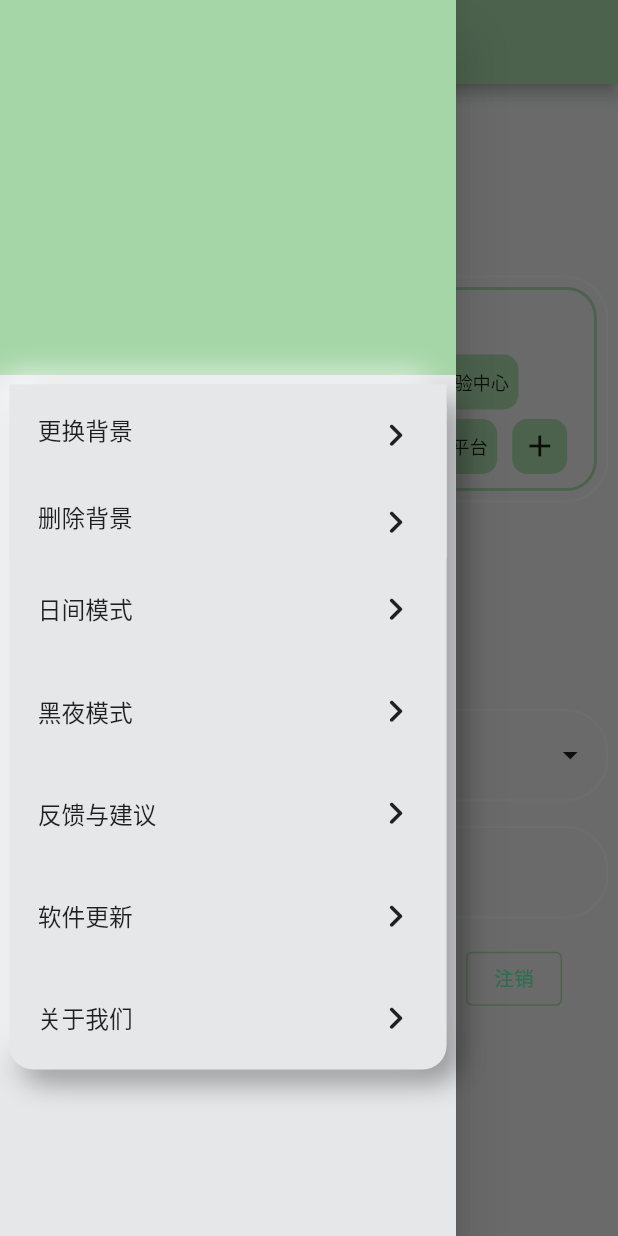
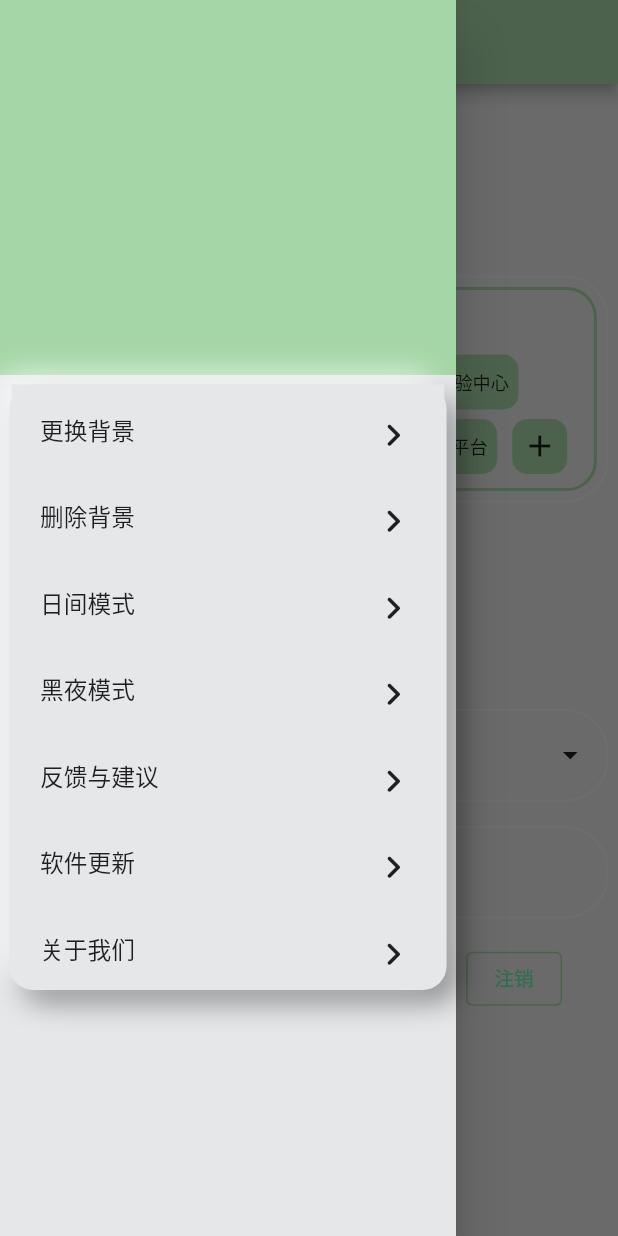
Before and after one commit to VaIOReTto1/CumtLogin, a Flutter app: the screen it shows after launch, with the side drawer open, on a phone screen of 412 x 824 dp. Run offline on Flutter 3.47's test engine with Material 2 defaults, Android fonts, the phone set to English and light mode, and no system bars; our stand-ins replace cached_network_image, dio, flutter_screenutil, image_picker, material_design_icons_flutter, package_info and 1 more; missing offline and left inert: flutter_picker; network calls fail.

Commit message:
optimize:更改抽屉按钮大小
optimize:更改抽屉按钮大小

```diff
--- a/lib/drawer/drawer_button.dart
+++ b/lib/drawer/drawer_button.dart
@@ -22,7 +22,8 @@ class _AboutButtonState extends State<AboutButton> {
           toAboutPage(context);
         },
         child: SizedBox(
-          width: 370,
+          width: MediaQuery.of(context).size.width*0.7,
+          height: MediaQuery.of(context).size.height*0.07,
           child: Padding(
               padding: EdgeInsets.all(UIConfig.paddingAll*3),
               child: Row(
@@ -50,8 +51,8 @@ class _ImageButtonState extends State<ImageButton> {
   @override
   Widget build(BuildContext context) {
     return SizedBox(
-        width: 370,
-        height: 58,
+        width: MediaQuery.of(context).size.width*0.7,
+        height: MediaQuery.of(context).size.height*0.07,
         child: Container(
           color: Theme.of(context).colorScheme.background,
           padding: EdgeInsets.all(UIConfig.paddingAll*3),
@@ -88,7 +89,8 @@ class _ThemeButtonState extends State<ThemeButton> {
               .setThemeData(widget.themeData);
         },
         child: SizedBox(
-          width: 370,
+          width: MediaQuery.of(context).size.width*0.7,
+          height: MediaQuery.of(context).size.height*0.07,
           child: Padding(
               padding: EdgeInsets.all(UIConfig.paddingAll*3),
               child: Row(
@@ -119,7 +121,8 @@ class _UpdatecheckButtonState extends State<UpdatecheckButton> {
           checkUpgrade(context);
         },
         child: SizedBox(
-          width: 370,
+          width: MediaQuery.of(context).size.width*0.7,
+          height: MediaQuery.of(context).size.height*0.07,
           child: Padding(
               padding: EdgeInsets.all(UIConfig.paddingAll*3),
               child: Row(
@@ -161,7 +164,8 @@ class _FeedBackButtonState extends State<FeedBackButton> {
           );
         },
         child: SizedBox(
-          width: 370,
+          width: MediaQuery.of(context).size.width*0.7,
+          height: MediaQuery.of(context).size.height*0.07,
           child: Padding(
               padding: EdgeInsets.all(UIConfig.paddingAll * 3),
               child: Row(
```
